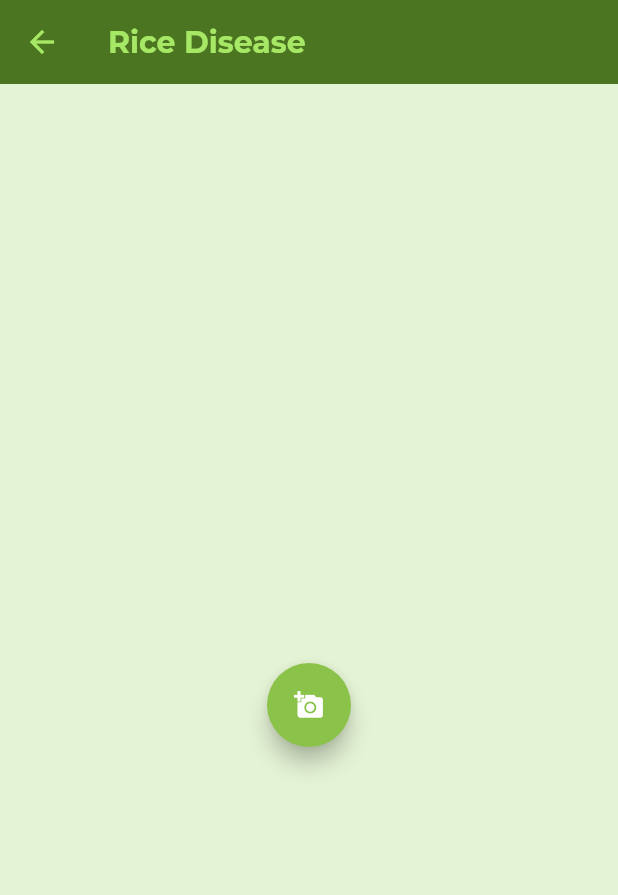
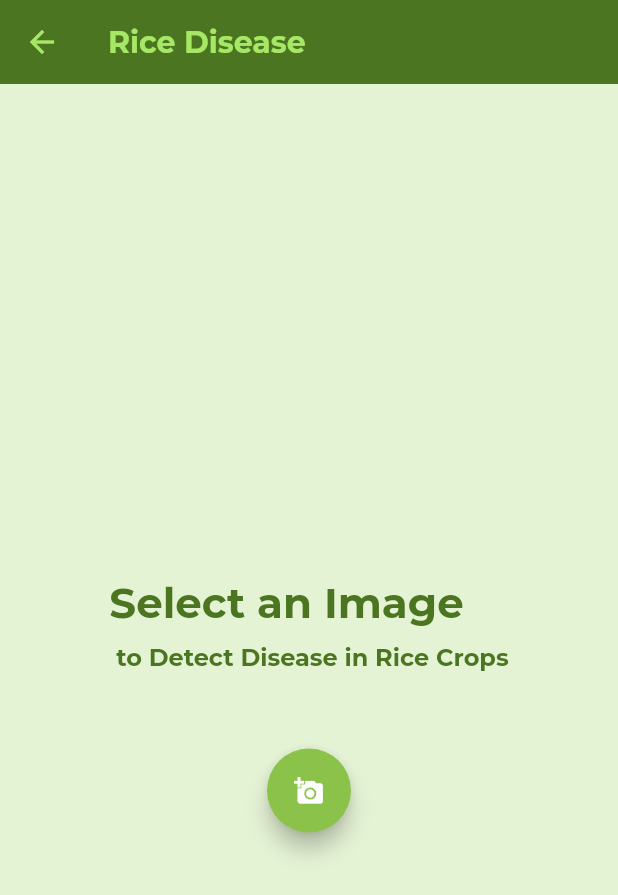
Before and after one commit to imShub/digifarmer, a Flutter app: the FeaturesPage screen opened directly, after a tap on "Disease Detection", on a phone screen of 412 x 824 dp. Shown: the top 895 px of the screen. Run offline on Flutter 3.47's test engine with Material 2 defaults, Android fonts, the phone set to English and light mode, and no system bars; our stand-ins replace flutter_signin_button, google_fonts, google_sign_in, image_picker; missing offline and left inert: tflite.

Commit message:
Changes in Image Picker Pages

```diff
--- a/lib/detection_pages/disease_detection.dart
+++ b/lib/detection_pages/disease_detection.dart
@@ -1,6 +1,8 @@
 import 'dart:io';
 
+import 'package:demo_hackit/theme/padding.dart';
 import 'package:demo_hackit/util/model_locations.dart';
+import 'package:demo_hackit/widget/custom_heading.dart';
 import 'package:flutter/material.dart';
 import 'package:image_picker/image_picker.dart';
 import 'package:tflite/tflite.dart';
@@ -138,6 +140,17 @@
                     ],
                   ),
                 ),
+          !_loading && _image == null
+              ? Center(
+                  child: CustomHeading(
+                      subTitle: " to Detect Disease in ${widget.title} Crops",
+                      title: "Select an Image",
+                      color: Color.fromARGB(255, 75, 117, 32)),
+                )
+              : Container(
+                  height: smallSpacer,
+                ),
+          SizedBox(height: spacer),
           FloatingActionButton(
             tooltip: 'Pick Image',
             onPressed: pickImage,
--- a/lib/detection_pages/weed_detection.dart
+++ b/lib/detection_pages/weed_detection.dart
@@ -1,6 +1,8 @@
 import 'dart:io';
 
+import 'package:demo_hackit/theme/padding.dart';
 import 'package:demo_hackit/util/model_locations.dart';
+import 'package:demo_hackit/widget/custom_heading.dart';
 import 'package:flutter/material.dart';
 import 'package:image_picker/image_picker.dart';
 import 'package:tflite/tflite.dart';
@@ -90,7 +92,7 @@
         mainAxisAlignment: MainAxisAlignment.center,
         children: <Widget>[
           _loading
-              ? Container()
+              ? Center(child: CircularProgressIndicator())
               : Container(
                   margin: EdgeInsets.all(20),
                   width: MediaQuery.of(context).size.width,
@@ -117,6 +119,17 @@
                     ],
                   ),
                 ),
+          !_loading && _image == null
+              ? Center(
+                  child: CustomHeading(
+                      subTitle: " to Detect Weed in ${widget.title} Crops",
+                      title: "Select an Image",
+                      color: Color.fromARGB(255, 75, 117, 32)),
+                )
+              : Container(
+                  height: smallSpacer,
+                ),
+          SizedBox(height: spacer),
           FloatingActionButton(
             tooltip: 'Pick Image',
             onPressed: pickImage,
--- a/lib/views/features_page.dart
+++ b/lib/views/features_page.dart
@@ -69,7 +69,7 @@
             ],
           ),
           const SizedBox(
-            height: 20,
+            height: spacer,
           ),
           GestureDetector(
             onTap: () {},
--- a/lib/widget/features_card.dart
+++ b/lib/widget/features_card.dart
@@ -16,7 +16,7 @@
     var size = MediaQuery.of(context).size;
 
     return Card(
-      color: Color.fromARGB(255, 237, 255, 221),
+      color: Color.fromARGB(255, 250, 255, 246),
       clipBehavior: Clip.antiAlias,
       shape: RoundedRectangleBorder(
         borderRadius: BorderRadius.circular(40), // if you need this
```
